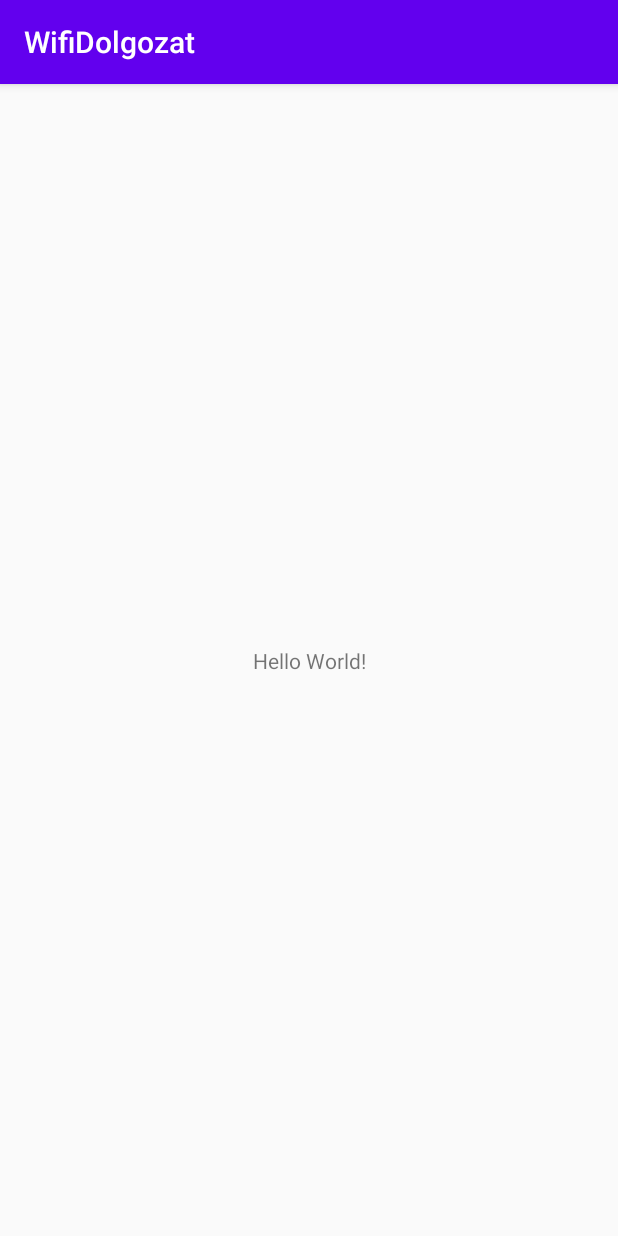
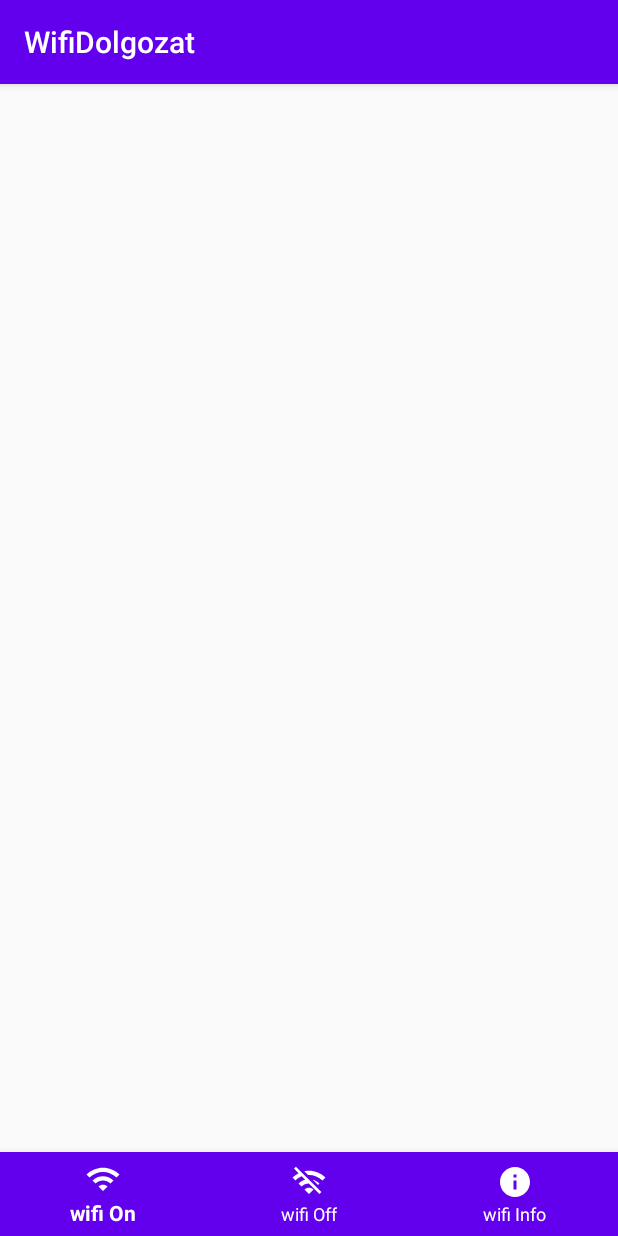
Before and after one commit to zsombornemeth99/WifiDolgozat, an Android app: the screen it shows after launch (MainActivity), on a phone screen of 412 x 824 dp. Run offline under Robolectric (Android 15) with nearby library versions, the phone set to English and light mode, and no system bars.

Commit message:
2-es feladat kész

```diff
--- a/app/build.gradle
+++ b/app/build.gradle
@@ -26,6 +26,7 @@ dependencies {
     implementation fileTree(dir: "libs", include: ["*.jar"])
     implementation 'androidx.appcompat:appcompat:1.2.0'
     implementation 'androidx.constraintlayout:constraintlayout:2.0.4'
+    implementation 'com.google.android.material:material:1.0.0'
     testImplementation 'junit:junit:4.12'
     androidTestImplementation 'androidx.test.ext:junit:1.1.2'
     androidTestImplementation 'androidx.test.espresso:espresso-core:3.3.0'
--- a/app/src/main/AndroidManifest.xml
+++ b/app/src/main/AndroidManifest.xml
@@ -1,6 +1,10 @@
 <?xml version="1.0" encoding="utf-8"?>
 <manifest xmlns:android="http://schemas.android.com/apk/res/android"
     package="com.example.wifidolgozat">
+
+    <uses-permission android:name="android.permission.ACCESS_NETWORK_STATE" />
+    <uses-permission android:name="android.permission.ACCESS_WIFI_STATE" />
+    <uses-permission android:name="android.permission.CHANGE_WIFI_STATE" />
 
     <application
         android:allowBackup="true"
--- /dev/null
+++ b/app/src/main/res/drawable/ic_wifi_info.xml
@@ -0,0 +1,10 @@
+<vector xmlns:android="http://schemas.android.com/apk/res/android"
+    android:width="24dp"
+    android:height="24dp"
+    android:viewportWidth="24"
+    android:viewportHeight="24"
+    android:tint="?attr/colorControlNormal">
+  <path
+      android:fillColor="@android:color/white"
+      android:pathData="M12,2C6.48,2 2,6.48 2,12s4.48,10 10,10 10,-4.48 10,-10S17.52,2 12,2zM13,17h-2v-6h2v6zM13,9h-2L11,7h2v2z"/>
+</vector>
--- /dev/null
+++ b/app/src/main/res/drawable/ic_wifi_off.xml
@@ -0,0 +1,10 @@
+<vector xmlns:android="http://schemas.android.com/apk/res/android"
+    android:width="24dp"
+    android:height="24dp"
+    android:viewportWidth="24"
+    android:viewportHeight="24"
+    android:tint="?attr/colorControlNormal">
+  <path
+      android:fillColor="@android:color/white"
+      android:pathData="M22.99,9C19.15,5.16 13.8,3.76 8.84,4.78l2.52,2.52c3.47,-0.17 6.99,1.05 9.63,3.7l2,-2zM18.99,13c-1.29,-1.29 -2.84,-2.13 -4.49,-2.56l3.53,3.53 0.96,-0.97zM2,3.05L5.07,6.1C3.6,6.82 2.22,7.78 1,9l1.99,2c1.24,-1.24 2.67,-2.16 4.2,-2.77l2.24,2.24C7.81,10.89 6.27,11.73 5,13v0.01L6.99,15c1.36,-1.36 3.14,-2.04 4.92,-2.06L18.98,20l1.27,-1.26L3.29,1.79 2,3.05zM9,17l3,3 3,-3c-1.65,-1.66 -4.34,-1.66 -6,0z"/>
+</vector>
--- /dev/null
+++ b/app/src/main/res/drawable/ic_wifi_on.xml
@@ -0,0 +1,10 @@
+<vector xmlns:android="http://schemas.android.com/apk/res/android"
+    android:width="24dp"
+    android:height="24dp"
+    android:viewportWidth="24"
+    android:viewportHeight="24"
+    android:tint="?attr/colorControlNormal">
+  <path
+      android:fillColor="@android:color/white"
+      android:pathData="M1,9l2,2c4.97,-4.97 13.03,-4.97 18,0l2,-2C16.93,2.93 7.08,2.93 1,9zM9,17l3,3 3,-3c-1.65,-1.66 -4.34,-1.66 -6,0zM5,13l2,2c2.76,-2.76 7.24,-2.76 10,0l2,-2C15.14,9.14 8.87,9.14 5,13z"/>
+</vector>
--- a/app/src/main/res/layout/activity_main.xml
+++ b/app/src/main/res/layout/activity_main.xml
@@ -1,5 +1,5 @@
 <?xml version="1.0" encoding="utf-8"?>
-<androidx.constraintlayout.widget.ConstraintLayout xmlns:android="http://schemas.android.com/apk/res/android"
+<RelativeLayout xmlns:android="http://schemas.android.com/apk/res/android"
     xmlns:app="http://schemas.android.com/apk/res-auto"
     xmlns:tools="http://schemas.android.com/tools"
     android:layout_width="match_parent"
@@ -7,12 +7,23 @@
     tools:context=".MainActivity">
 
     <TextView
-        android:layout_width="wrap_content"
+        android:layout_width="match_parent"
         android:layout_height="wrap_content"
-        android:text="Hello World!"
-        app:layout_constraintBottom_toBottomOf="parent"
-        app:layout_constraintLeft_toLeftOf="parent"
-        app:layout_constraintRight_toRightOf="parent"
-        app:layout_constraintTop_toTopOf="parent" />
+        android:textSize="25sp"
+        android:layout_centerInParent="true"
+        android:id="@+id/text_info"
+        />
 
-</androidx.constraintlayout.widget.ConstraintLayout>
+    <com.google.android.material.bottomnavigation.BottomNavigationView
+        android:layout_width="match_parent"
+        android:layout_height="wrap_content"
+        android:id="@+id/bottomNav"
+        android:layout_alignParentBottom="true"
+        android:background="@color/colorPrimary"
+        app:itemIconTint="#FFFFFF"
+        app:itemTextColor="#FFFFFF"
+        app:menu="@menu/wifi_menu" />
+
+
+
+</RelativeLayout>
--- /dev/null
+++ b/app/src/main/res/menu/wifi_menu.xml
@@ -0,0 +1,18 @@
+<?xml version="1.0" encoding="utf-8"?>
+<menu xmlns:android="http://schemas.android.com/apk/res/android">
+
+    <item
+        android:id="@+id/wifiOn"
+        android:title="wifi On"
+        android:icon="@drawable/ic_wifi_on"/>
+
+    <item
+        android:id="@+id/wifiOff"
+        android:title="wifi Off"
+        android:icon="@drawable/ic_wifi_off"/>
+
+    <item
+        android:id="@+id/wifiInfo"
+        android:title="wifi Info"
+        android:icon="@drawable/ic_wifi_info"/>
+</menu>
```
